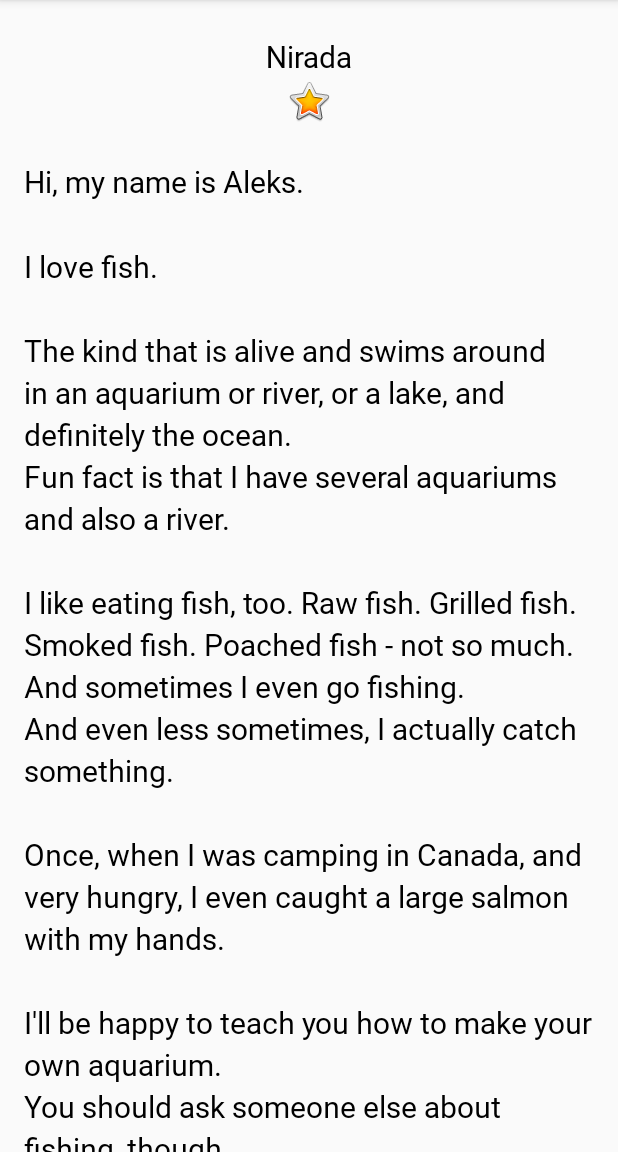
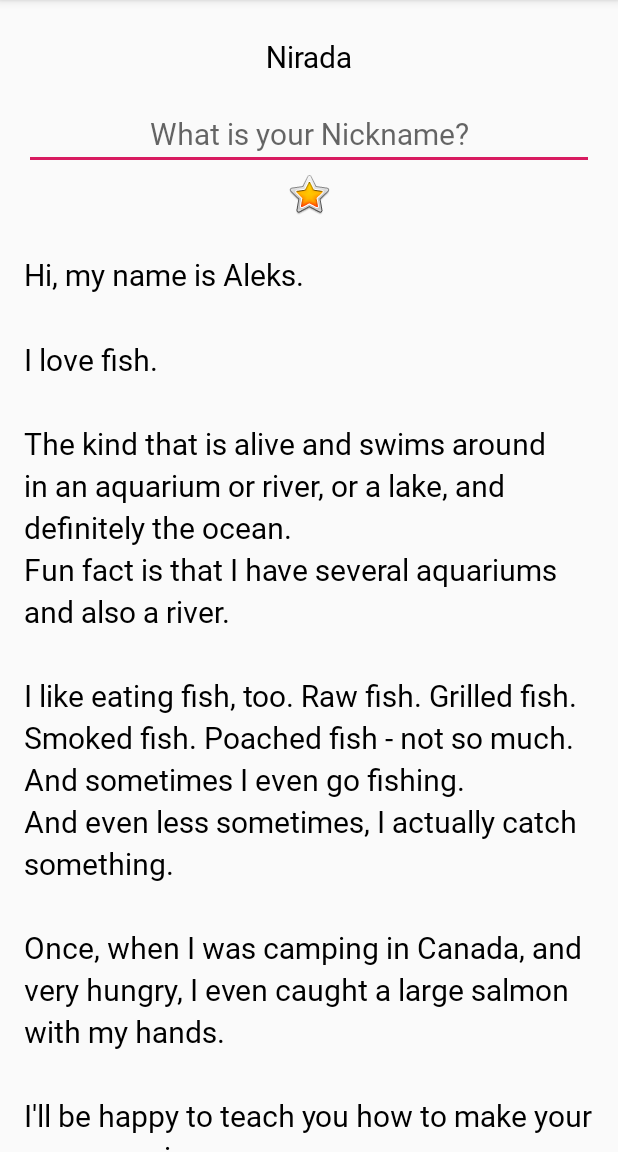
Before and after one commit to NiradaSukchit/AboutMe, an Android app: the screen it shows after launch (MainActivity), on a phone screen of 412 x 824 dp, the part 84-1236 px from its top. Run offline under Robolectric (Android 15) with nearby library versions, the phone set to English and light mode, and no system bars.

Commit message:
Add EditText Nickname

```diff
--- a/app/src/main/res/layout/activity_main.xml
+++ b/app/src/main/res/layout/activity_main.xml
@@ -15,6 +15,13 @@
             android:layout_height="wrap_content" android:id="@+id/name_text"
             android:textAlignment="center"
             style="@style/NameStyle"/>
+    <EditText
+            android:layout_width="match_parent"
+            android:layout_height="wrap_content"
+            android:inputType="textPersonName"
+            android:ems="10"
+            android:id="@+id/nickname_edit  " android:hint="@string/what_is_your_nickname"
+            android:textAlignment="center" style="@style/NameStyle"/>
     <ImageView
             android:layout_width="match_parent"
             android:layout_height="wrap_content" app:srcCompat="@android:drawable/btn_star_big_on"
--- a/app/src/main/res/values/strings.xml
+++ b/app/src/main/res/values/strings.xml
@@ -12,4 +12,5 @@
         \n\nOnce, when I was camping in Canada, and very hungry, I even caught a large salmon with my hands.
         \n\nI\'ll be happy to teach you how to make your own aquarium.
         \nYou should ask someone else about fishing, though.\n\n</string>
+    <string name="what_is_your_nickname">What is your Nickname?</string>
 </resources>
```
